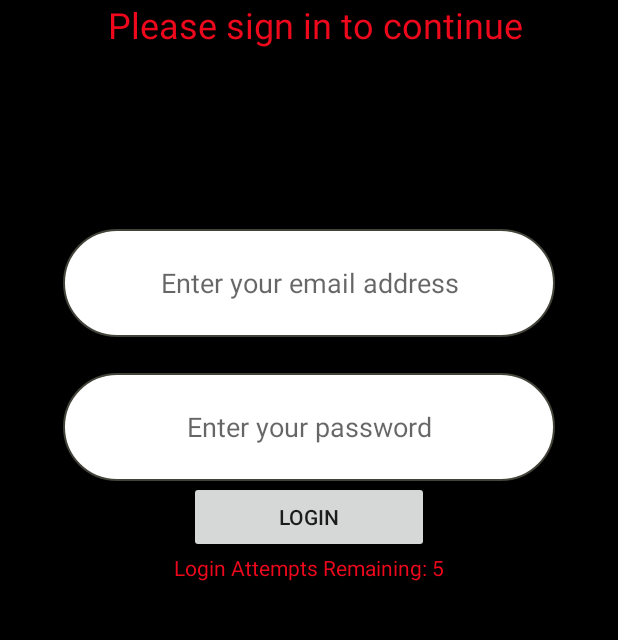
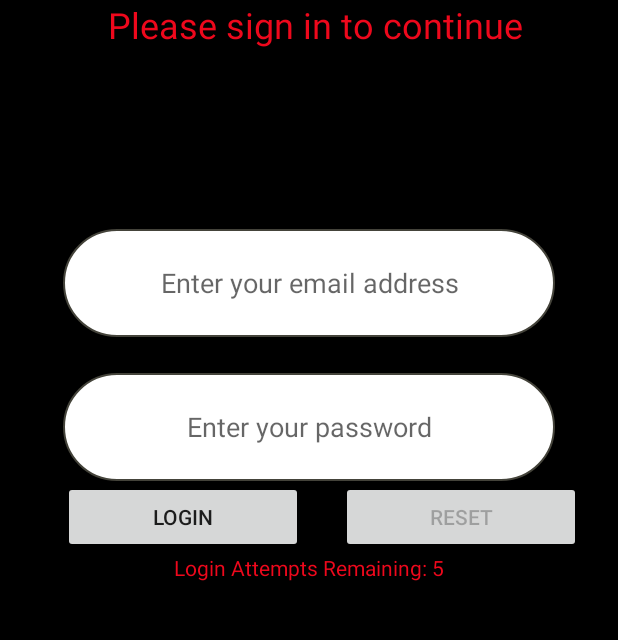
Before and after one commit to InquisitiveMindHasToKnow/Tribute, an Android app: the screen it shows after launch (LoginActivity), on a phone screen of 412 x 824 dp, the part 229-869 px from its top. Run offline under Robolectric (Android 15) with nearby library versions, the light colour scheme and no system bars.

Commit message:
reset button added to login activity

```diff
--- a/app/src/main/java/com/ohmstheresistance/tribute/activities/LoginActivity.java
+++ b/app/src/main/java/com/ohmstheresistance/tribute/activities/LoginActivity.java
@@ -16,6 +16,7 @@ public class LoginActivity extends AppCompatActivity {
    private int loginCounter = 5;
    private TextView loginCounterTextView;
    private Button submitButton;
+   private Button resetButton;
    private EditText userEmailEditText;
    private EditText userPasswordEditText;
 
@@ -29,6 +30,7 @@ public class LoginActivity extends AppCompatActivity {
         userPasswordEditText = findViewById(R.id.user_password_edittext);
         loginCounterTextView = findViewById(R.id.login_countdown);
         submitButton = findViewById(R.id.submit_button);
+        resetButton = findViewById(R.id.reset_button);
 
         loginCounterTextView.setText("Login Attempts Remaining: 5");
 
@@ -39,6 +41,21 @@ public class LoginActivity extends AppCompatActivity {
                 checkCredentials(userEmailEditText.getText().toString(), userPasswordEditText.getText().toString());
 
          }
+        });
+
+        resetButton.setEnabled(false);
+        resetButton.setOnClickListener(new View.OnClickListener() {
+            @Override
+            public void onClick(View v) {
+
+
+                loginCounter = 5;
+                if(loginCounter > 0) {
+                    resetButton.setEnabled(false);
+                    submitButton.setEnabled(true);
+                    loginCounterTextView.setText("Login Attempts Remaining: " + String.valueOf(loginCounter));
+                }
+            }
         });
     }
 
@@ -56,6 +73,8 @@ public class LoginActivity extends AppCompatActivity {
 
                 Toast.makeText(getApplicationContext(), "Too many incorrect login attempts. Please try again later!",
                         Toast.LENGTH_LONG).show();
+
+                resetButton.setEnabled(true);
             }
 
         }
--- a/app/src/main/res/layout/activity_login.xml
+++ b/app/src/main/res/layout/activity_login.xml
@@ -62,10 +62,21 @@
         android:layout_width="160dp"
         android:layout_height="wrap_content"
         android:text="@string/submit_button_hint"
+        app:layout_constraintHorizontal_bias="0.167"
         app:layout_constraintLeft_toLeftOf="parent"
         app:layout_constraintRight_toRightOf="parent"
         app:layout_constraintTop_toBottomOf="@id/user_password_edittext" />
 
+    <Button
+        android:id="@+id/reset_button"
+        android:layout_width="160dp"
+        android:layout_height="wrap_content"
+        android:text="@string/reset_button_text"
+        android:contextClickable="false"
+        app:layout_constraintLeft_toRightOf="@id/submit_button"
+        app:layout_constraintRight_toRightOf="parent"
+        app:layout_constraintTop_toBottomOf="@id/user_password_edittext"
+        />
 
     <TextView
         android:id="@+id/login_countdown"
--- a/app/src/main/res/values/strings.xml
+++ b/app/src/main/res/values/strings.xml
@@ -16,6 +16,7 @@
     <string name="android_5_4_all_stars">ANDROID 5.4 ALL-STARS</string>
     <string name="random_fellow_motivation">Don\'t worry, you can do it!!! If for any reason you feel you can\'t, just know everyone\'s probably in the same boat!!!</string>
     <string name="acceptance_speech_header">Acceptance Speech</string>
-    <string name="acceptance_speech">Hey, Look, man! Creating this app was a rollercoaster ride to say the least. I had my ups, I had my downs, I had moments when I just had to walk away from the laptops because regardless of what I did, nothing would work but I sticked it out, and what we have here is the end product of a lot of hard work and persistence. Real quick, I just want to thank God, my mom, TAs like Bryant and Yoki who helped me overcome some of those obstacles I mentioned earlier, and fellow classmates who encouraged me to continue when frustration started kicking in. In closing, if I would pass anything on, anything at all, it would be that you should never give up. If you need to take a break, take a break..if you want to take a quick nap and return to tackle your problem(s) with a fresh perspective, you do just that! \n\n\t\t\t\t\t\t\t\t\t\t\t\t\t\t\t\t\t\tREMEMBER \nThere are no secrets to success. It is the result of preparation, hard work, and learning from failure. \n\t\t\t\t\t\t\t\t\t\t\t\t\t\t\t\t\t\t\t\t\t\t\t\t\t\t\t\t\t\t\t\t-Colin Powell</string>
+    <string name="acceptance_speech">Hey, look, man! Creating this app was a rollercoaster ride to say the least. I had my ups, I had my downs, I had moments when I just had to walk away from the laptops because regardless of what I did, nothing would work but I sticked it out, and what we have here is the end product of a lot of hard work and persistence. Real quick, I just want to thank God, my mom, TAs like Bryant and Yoki who helped me overcome some of those obstacles I mentioned earlier, and fellow classmates who encouraged me to continue when frustration started kicking in. In closing, if I would pass anything on, anything at all, it would be that you should never give up. If you need to take a break, take a break..if you want to take a quick nap and return to tackle your problem(s) with a fresh perspective, you do just that! \n\n\t\t\t\t\t\t\t\t\t\t\t\t\t\t\t\t\t\tREMEMBER \nThere are no secrets to success. It is the result of preparation, hard work, and learning from failure. \n\t\t\t\t\t\t\t\t\t\t\t\t\t\t\t\t\t\t\t\t\t\t\t\t\t\t\t\t\t\t\t\t-Colin Powell</string>
     <string name="sign_in_prompt">Please sign in to continue</string>
+    <string name="reset_button_text">Reset</string>
 </resources>
```
